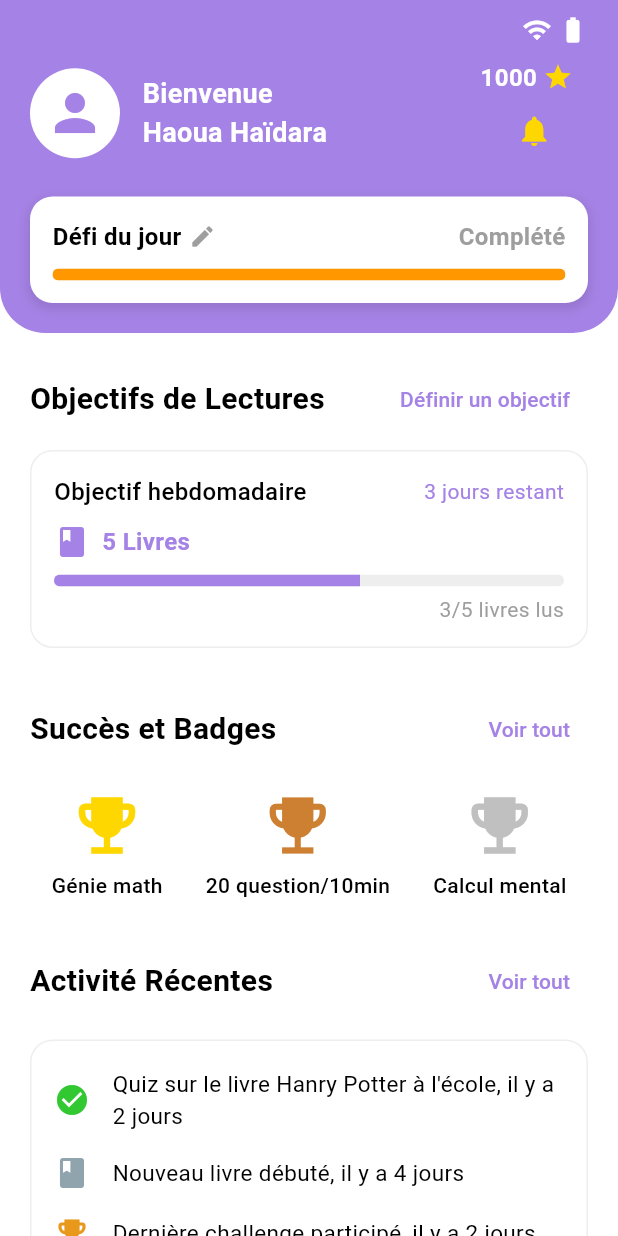
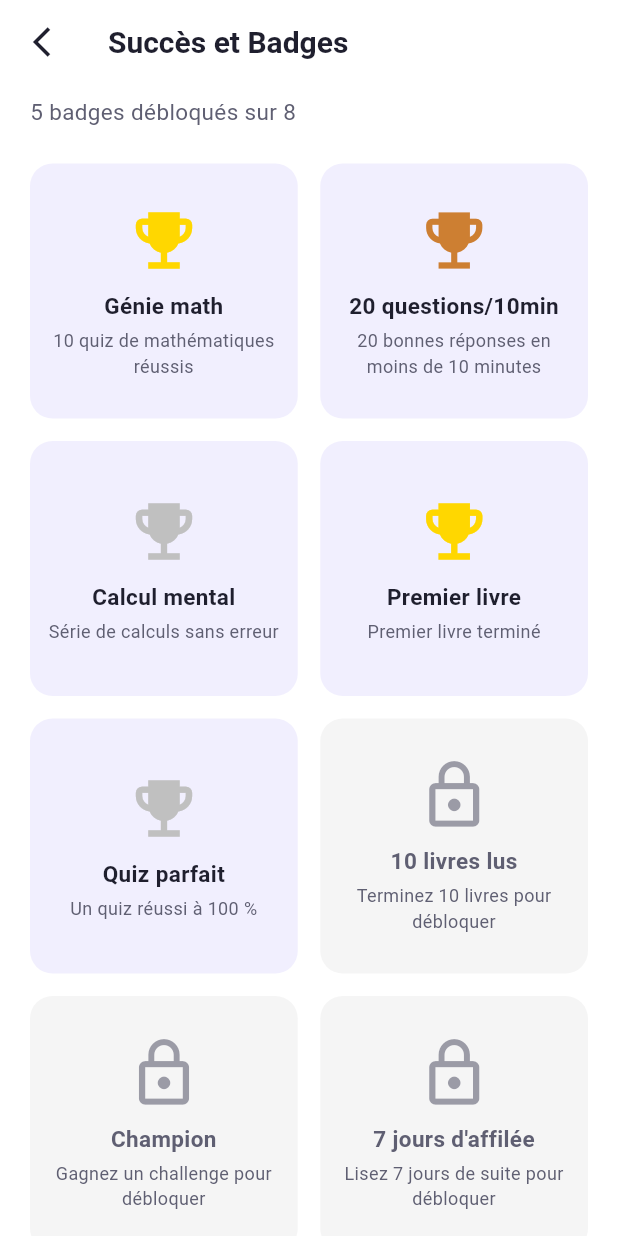
Before and after one commit to professeurdjire/Edugo, a Flutter app: the HomeScreen screen opened directly, after a tap on "Voir tout", on a phone screen of 412 x 824 dp. Run offline on Flutter 3.47's test engine with Material 3 defaults, Android fonts, the phone set to English and light mode, and no system bars.

Commit message:
Écran Succès et Badges et objectif hebdomadaire modifiable
- Nouvel écran BadgesScreen : grille des badges débloqués (trophées
  or/argent/bronze, cohérents avec la section de l'accueil) et
  verrouillés (cadenas, condition de déblocage), compteur en tête
- « Voir tout » de la section badges ouvre cet écran
- « Définir un objectif » ouvre un dialogue avec ajustement +/- du
  nombre de livres ; HomeScreen devient StatefulWidget pour que
  l'objectif hebdomadaire soit modifiable
- Plus aucun bouton inactif sur l'accueil

Co-Authored-By: Claude Fable 5 <noreply@anthropic.com>
Claude-Session: https://claude.ai/code/session_01QBDTuMMGVzZ9J2wiJmuvJA

```diff
--- /dev/null
+++ b/lib/screens/principales/accueil/badges.dart
@@ -0,0 +1,176 @@
+import 'package:edugo/core/constants/constant.dart';
+import 'package:flutter/material.dart';
+
+const Color _colorGold = Color(0xFFFFD700);
+const Color _colorSilver = Color(0xFFC0C0C0);
+const Color _colorBronze = Color(0xFFCD7F32);
+
+class _Badge {
+  final String label;
+  final String description;
+  final Color color;
+  final bool unlocked;
+
+  const _Badge({
+    required this.label,
+    required this.description,
+    required this.color,
+    this.unlocked = true,
+  });
+}
+
+class BadgesScreen extends StatelessWidget {
+  const BadgesScreen({super.key});
+
+  // Données simulées, cohérentes avec l'accueil (3 badges affichés)
+  // et le profil (5 badges au total)
+  static const List<_Badge> _badges = [
+    _Badge(
+      label: 'Génie math',
+      description: '10 quiz de mathématiques réussis',
+      color: _colorGold,
+    ),
+    _Badge(
+      label: '20 questions/10min',
+      description: '20 bonnes réponses en moins de 10 minutes',
+      color: _colorBronze,
+    ),
+    _Badge(
+      label: 'Calcul mental',
+      description: 'Série de calculs sans erreur',
+      color: _colorSilver,
+    ),
+    _Badge(
+      label: 'Premier livre',
+      description: 'Premier livre terminé',
+      color: _colorGold,
+    ),
+    _Badge(
+      label: 'Quiz parfait',
+      description: 'Un quiz réussi à 100 %',
+      color: _colorSilver,
+    ),
+    _Badge(
+      label: '10 livres lus',
+      description: 'Terminez 10 livres pour débloquer',
+      color: _colorGold,
+      unlocked: false,
+    ),
+    _Badge(
+      label: 'Champion',
+      description: 'Gagnez un challenge pour débloquer',
+      color: _colorGold,
+      unlocked: false,
+    ),
+    _Badge(
+      label: '7 jours d\'affilée',
+      description: 'Lisez 7 jours de suite pour débloquer',
+      color: _colorSilver,
+      unlocked: false,
+    ),
+  ];
+
+  @override
+  Widget build(BuildContext context) {
+    final int unlockedCount = _badges.where((b) => b.unlocked).length;
+
+    return Scaffold(
+      backgroundColor: Colors.white,
+      appBar: AppBar(
+        backgroundColor: Colors.white,
+        elevation: 0,
+        leading: IconButton(
+          icon: const Icon(Icons.arrow_back_ios_sharp, color: AppConst.textDark),
+          onPressed: () => Navigator.pop(context),
+        ),
+        title: const Text(
+          'Succès et Badges',
+          style: TextStyle(
+            color: AppConst.textDark,
+            fontWeight: FontWeight.bold,
+            fontSize: 20,
+            fontFamily: AppConst.fontFamily,
+          ),
+        ),
+        centerTitle: false,
+      ),
+      body: Column(
+        crossAxisAlignment: CrossAxisAlignment.stretch,
+        children: [
+          Padding(
+            padding: const EdgeInsets.fromLTRB(20, 8, 20, 4),
+            child: Text(
+              '$unlockedCount badge${unlockedCount > 1 ? 's' : ''} débloqué${unlockedCount > 1 ? 's' : ''} sur ${_badges.length}',
+              style: const TextStyle(
+                color: AppConst.textGrey,
+                fontSize: 15,
+                fontFamily: AppConst.fontFamily,
+              ),
+            ),
+          ),
+          Expanded(
+            child: GridView.builder(
+              padding: const EdgeInsets.all(20),
+              gridDelegate: const SliverGridDelegateWithFixedCrossAxisCount(
+                crossAxisCount: 2,
+                crossAxisSpacing: 15,
+                mainAxisSpacing: 15,
+                childAspectRatio: 1.05,
+              ),
+              itemCount: _badges.length,
+              itemBuilder: (context, index) {
+                final _Badge badge = _badges[index];
+                return Container(
+                  padding: const EdgeInsets.all(12),
+                  decoration: BoxDecoration(
+                    color: badge.unlocked
+                        ? AppConst.purpleInputFill
+                        : const Color(0xFFF5F5F5),
+                    borderRadius: BorderRadius.circular(15),
+                  ),
+                  child: Column(
+                    mainAxisAlignment: MainAxisAlignment.center,
+                    children: [
+                      Icon(
+                        badge.unlocked ? Icons.emoji_events : Icons.lock_outline,
+                        color: badge.unlocked
+                            ? badge.color
+                            : AppConst.textGrey.withOpacity(0.6),
+                        size: 50,
+                      ),
+                      const SizedBox(height: 8),
+                      Text(
+                        badge.label,
+                        textAlign: TextAlign.center,
+                        style: TextStyle(
+                          color: badge.unlocked
+                              ? AppConst.textDark
+                              : AppConst.textGrey,
+                          fontSize: 15,
+                          fontWeight: FontWeight.bold,
+                          fontFamily: AppConst.fontFamily,
+                        ),
+                      ),
+                      const SizedBox(height: 4),
+                      Text(
+                        badge.description,
+                        textAlign: TextAlign.center,
+                        maxLines: 2,
+                        overflow: TextOverflow.ellipsis,
+                        style: const TextStyle(
+                          color: AppConst.textGrey,
+                          fontSize: 12,
+                          fontFamily: AppConst.fontFamily,
+                        ),
+                      ),
+                    ],
+                  ),
+                );
+              },
+            ),
+          ),
+        ],
+      ),
+    );
+  }
+}
```
Also changed, not shown: lib/screens/principales/accueil/accueille.dart (+88 -5 lines).
